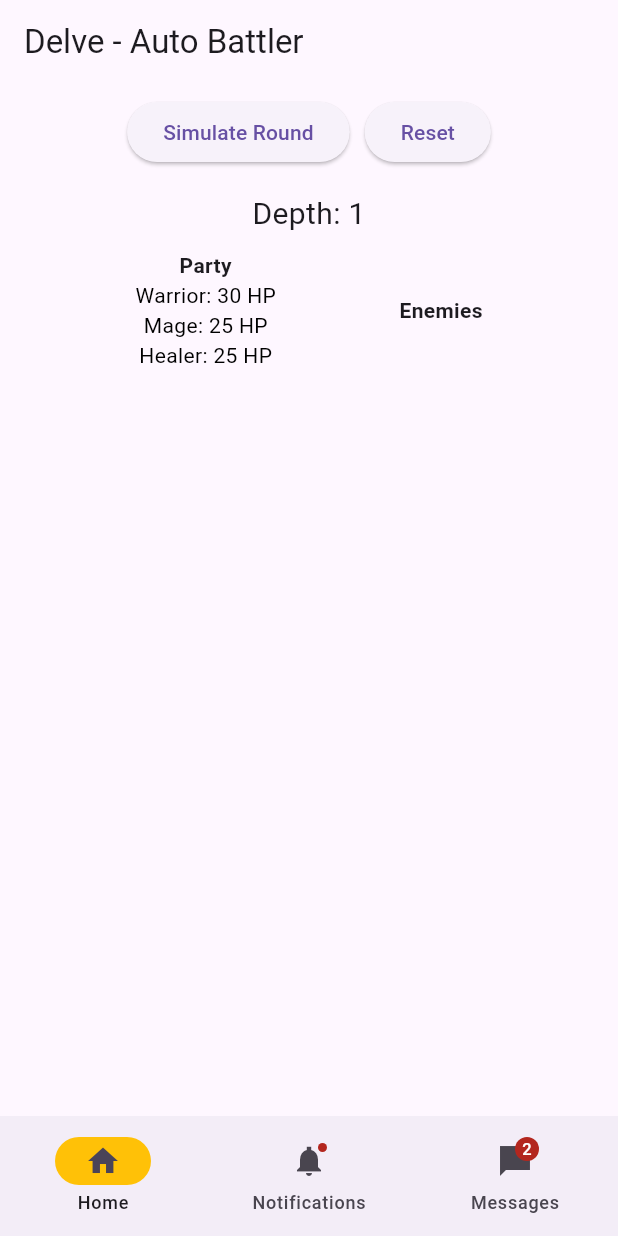
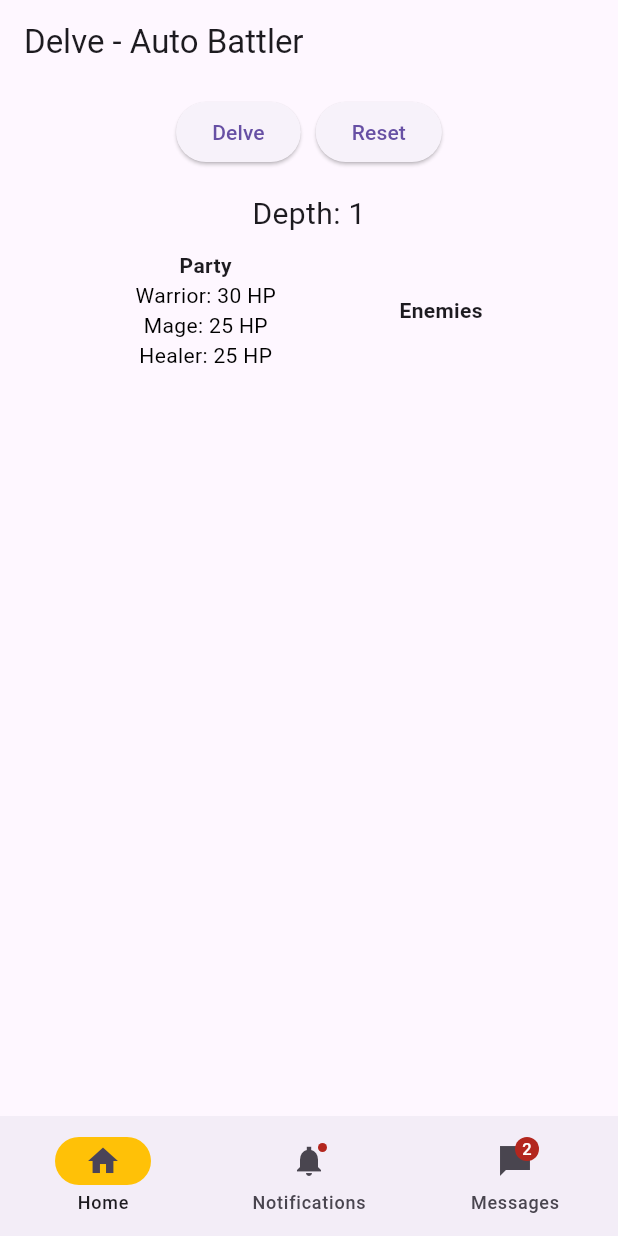
Before and after one commit to aqaz99/delve, a Flutter app: the screen it shows after launch, on a phone screen of 412 x 824 dp. Run offline on Flutter 3.47's test engine with Material 3 defaults, Android fonts, the phone set to English and light mode, and no system bars.

Commit message:
go deeper function works

```diff
--- a/lib/Ability/ability.dart
+++ b/lib/Ability/ability.dart
@@ -36,9 +36,7 @@ class Ability {
         break;
       case AbilityType.overTime:
         break;
-      default:
     }
     return useText;
-    ;
   }
 }
--- a/lib/Dungeon/dungeon_service.dart
+++ b/lib/Dungeon/dungeon_service.dart
@@ -10,6 +10,7 @@ class DungeonService {
   int depth = 1;
   final Function(BattleState) onStateUpdate;
   bool gameStarted = false;
+  bool defeatedDepth = false;
   final Function() onGameOver;
 
   late BattleService _battle;
@@ -65,15 +66,7 @@ class DungeonService {
 
   Future<void> progressRound() async {
     currentRound++;
-    // Add round separator state
-    // _emitState(
-    //   BattleState(
-    //     logMessage: '────────── Round $_currentRound ──────────',
-    //     partySnapshot: _deepCopy(party),
-    //     enemiesSnapshot: _deepCopy(enemies),
-    //     isSeparator: true,
-    //   ),
-    // );
+
     var ctx = BattleContext(List.from(party), enemies);
     _battle = BattleService(
       context: ctx,
--- a/lib/Screens/delve.dart
+++ b/lib/Screens/delve.dart
@@ -46,6 +46,12 @@ class _DelveScreenState extends State<DelveScreen> {
   }
 
   void _nextRound() async {
+    if (!_game.gameStarted) {
+      _game.generateEncounter();
+    }
+    if (!_game.enemies.any((c) => c.isAlive)) {
+      _game.goDeeper();
+    }
     _visibleStates.add(
       BattleState(
         logMessage: '────────── Round ${_game.currentRound} ──────────',
@@ -53,12 +59,6 @@ class _DelveScreenState extends State<DelveScreen> {
         enemiesSnapshot: _game.enemies,
       ),
     );
-    if (!_game.gameStarted) {
-      _game.generateEncounter();
-    }
-    if (_game.enemies.isEmpty) {
-      _game.goDeeper();
-    }
     await _game.progressRound();
     _scrollToBottom(Duration.zero);
   }
@@ -105,7 +105,7 @@ class _DelveScreenState extends State<DelveScreen> {
             mainAxisAlignment: MainAxisAlignment.center,
             children: [
               ElevatedButton(
-                child: Text("Simulate Round"),
+                child: Text(getSimulateText()),
                 onPressed:
                     () => setState(() {
                       _nextRound();
@@ -155,4 +155,14 @@ class _DelveScreenState extends State<DelveScreen> {
       ],
     );
   }
+
+  String getSimulateText() {
+    if (!_game.gameStarted) {
+      return "Delve";
+    }
+    if (!_game.enemies.any((c) => c.isAlive)) {
+      return "Delve Deeper";
+    }
+    return "Fight";
+  }
 }
```
